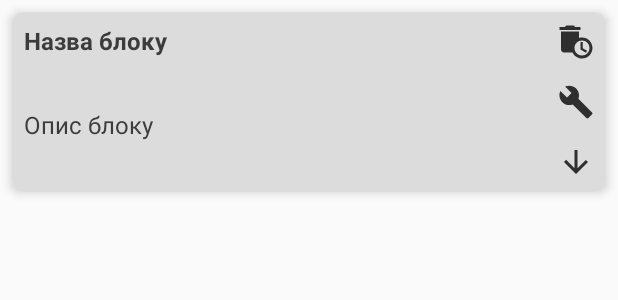
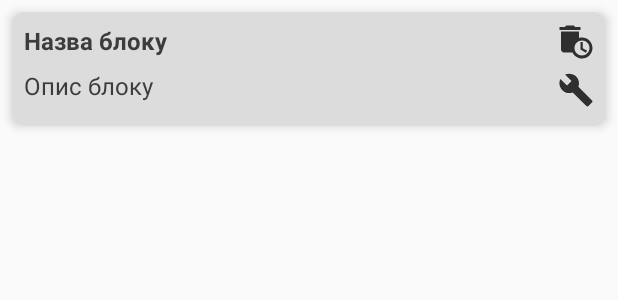
Before and after one commit to dygogive/GymLog, an Android app: the layout item_training_block.xml on its own in the app's theme, with its tools: preview values and no code run, on a phone screen of 412 x 824 dp. Shown: the top 300 px of the screen. Run offline under Robolectric (Android 15) with nearby library versions, the phone set to English and light mode, and no system bars.

Commit message:
Initial commit

```diff
--- a/app/src/main/java/com/example/gymlog/ui/exercise2/activities/ExerciseManagementActivity.java
+++ b/app/src/main/java/com/example/gymlog/ui/exercise2/activities/ExerciseManagementActivity.java
@@ -7,6 +7,7 @@ import androidx.appcompat.app.AppCompatActivity;
 
 import com.example.gymlog.R;
 import com.example.gymlog.data.db.ExerciseDAO;
+import com.example.gymlog.ui.exercise2.dialogs.DialogForExerciseEdit;
 import com.example.gymlog.ui.exercise2.factories.DefaultExercisesFactory;
 import com.example.gymlog.ui.exercise2.fragments.AttributeListFragment;
 import com.google.android.material.floatingactionbutton.FloatingActionButton;
@@ -38,11 +39,11 @@ public class ExerciseManagementActivity extends AppCompatActivity {
         FloatingActionButton fabAddExercise = findViewById(R.id.fab_add_exercise);
         fabAddExercise.setOnClickListener(view -> openAddExerciseDialog());
 
-        exerciseDAO.logAllExercises();
+        //exerciseDAO.logAllExercises();
     }
 
     private void openAddExerciseDialog() {
-        ui.exercise2.dialogs.ExerciseDialog dialog = new ui.exercise2.dialogs.ExerciseDialog(this, () -> {
+        DialogForExerciseEdit dialog = new DialogForExerciseEdit(this, () -> {
             // Оновлення UI після збереження вправи
             refreshFragment();
         });
--- a/app/src/main/java/com/example/gymlog/ui/exercise2/adapters/ExerciseAdapter.java
+++ b/app/src/main/java/com/example/gymlog/ui/exercise2/adapters/ExerciseAdapter.java
@@ -100,9 +100,9 @@ public class ExerciseAdapter extends RecyclerView.Adapter<ExerciseAdapter.Exerci
 
         public ExerciseViewHolder(@NonNull View itemView) {
             super(itemView);
-            exerciseName = itemView.findViewById(R.id.textViewExerciseName);
+            exerciseName = itemView.findViewById(R.id.nameExercise);
             exerciseDetails = itemView.findViewById(R.id.textViewExerciseDetails);
-            editButton = itemView.findViewById(R.id.buttonEditExercise);
+            editButton = itemView.findViewById(R.id.buttonInfo);
             expandButton = itemView.findViewById(R.id.buttonExpandDetails); // Кнопка розширення
         }
 
--- a/app/src/main/java/com/example/gymlog/ui/exercise2/fragments/ExercisesFragment.java
+++ b/app/src/main/java/com/example/gymlog/ui/exercise2/fragments/ExercisesFragment.java
@@ -25,6 +25,7 @@ import com.example.gymlog.data.exercise.Exercise;
 import com.example.gymlog.data.exercise.Motion;
 import com.example.gymlog.data.exercise.MuscleGroup;
 import com.example.gymlog.ui.exercise2.adapters.ExerciseAdapter;
+import com.example.gymlog.ui.exercise2.dialogs.DialogForExerciseEdit;
 import com.example.gymlog.ui.exercise2.factories.DefaultExercisesFactory;
 
 import java.util.List;
@@ -159,7 +160,7 @@ public class ExercisesFragment extends Fragment {
 
 
     private void openExerciseDialog(@Nullable Exercise exercise) {
-        ui.exercise2.dialogs.ExerciseDialog dialog = new ui.exercise2.dialogs.ExerciseDialog(getContext(), () -> {
+        DialogForExerciseEdit dialog = new DialogForExerciseEdit(getContext(), () -> {
             refreshExerciseList(); // Оновлення списку після збереження
         });
 
--- a/app/src/main/java/com/example/gymlog/ui/plan/TrainingBlocksActivity.java
+++ b/app/src/main/java/com/example/gymlog/ui/plan/TrainingBlocksActivity.java
@@ -53,7 +53,11 @@ public class TrainingBlocksActivity extends AppCompatActivity {
         // Налаштування RecyclerView
         recyclerViewTrainingBlocks.setLayoutManager(new LinearLayoutManager(this));
         trainingBlocks = new ArrayList<>();
-        trainingBlockAdapter = new TrainingBlockAdapter(trainingBlocks, planManagerDAO, new TrainingBlockAdapter.OnTrainingBlockClickListener() {
+        trainingBlockAdapter = new TrainingBlockAdapter(
+                TrainingBlocksActivity.this,
+                trainingBlocks,
+                planManagerDAO,
+                new TrainingBlockAdapter.OnTrainingBlockClickListener() {
             @Override
             public void onBlockClick(TrainingBlock block) {
                 // Логіка відкриття блоку для редагування
--- /dev/null
+++ b/app/src/main/res/drawable/get_info.xml
@@ -0,0 +1,5 @@
+<vector xmlns:android="http://schemas.android.com/apk/res/android" android:autoMirrored="true" android:height="24dp" android:tint="#000000" android:viewportHeight="960" android:viewportWidth="960" android:width="24dp">
+
+    <path android:fillColor="@android:color/white" android:pathData="M480,280Q497,280 508.5,268.5Q520,257 520,240Q520,223 508.5,211.5Q497,200 480,200Q463,200 451.5,211.5Q440,223 440,240Q440,257 451.5,268.5Q463,280 480,280ZM440,600L520,600L520,360L440,360L440,600ZM80,880L80,80L880,80L880,720L240,720L80,880ZM206,640L800,640L800,160L160,160L160,685L206,640ZM160,640L160,640L160,160L160,160L160,640Z"/>
+
+</vector>
--- a/app/src/main/res/layout/item_training_block.xml
+++ b/app/src/main/res/layout/item_training_block.xml
@@ -39,7 +39,6 @@
             android:text="Опис блоку"
             android:textColor="@color/text_color"
             android:textSize="16sp"
-            app:layout_constraintBottom_toBottomOf="@+id/buttonExpand"
             app:layout_constraintEnd_toEndOf="@+id/textViewBlockName"
             app:layout_constraintStart_toStartOf="parent"
             app:layout_constraintTop_toBottomOf="@id/textViewBlockName" />
@@ -49,16 +48,21 @@
         <!-- Кнопка видалення блоку -->
 
         <!-- Кнопка розгортання списку вправ -->
+
         <ImageButton
             android:id="@+id/buttonEditBlock"
             android:layout_width="wrap_content"
             android:layout_height="wrap_content"
-            android:layout_marginTop="16dp"
+            android:layout_marginTop="8dp"
             android:layout_marginEnd="8dp"
             android:background="@android:color/transparent"
             android:src="@drawable/ic_edit"
+            app:layout_constraintBottom_toBottomOf="parent"
             app:layout_constraintEnd_toEndOf="parent"
+            app:layout_constraintHorizontal_bias="1.0"
+            app:layout_constraintStart_toStartOf="@+id/buttonDeleteBlock"
             app:layout_constraintTop_toBottomOf="@+id/buttonDeleteBlock"
+            app:layout_constraintVertical_bias="0.0"
             app:tint="@color/primary" />
 
         <ImageButton
@@ -73,29 +77,19 @@
             app:layout_constraintTop_toTopOf="parent"
             app:tint="@color/primary" />
 
-        <ImageButton
-            android:id="@+id/buttonExpand"
-            android:layout_width="wrap_content"
-            android:layout_height="wrap_content"
-            android:layout_marginTop="16dp"
-            android:layout_marginEnd="8dp"
-            android:background="@android:color/transparent"
-            android:src="@drawable/ic_expand"
-            app:layout_constraintEnd_toEndOf="parent"
-            app:layout_constraintTop_toBottomOf="@+id/buttonEditBlock"
-            app:tint="@color/primary" />
-
         <!-- Список вправ -->
         <androidx.recyclerview.widget.RecyclerView
             android:id="@+id/recyclerViewExercises"
             android:layout_width="0dp"
             android:layout_height="wrap_content"
+            android:layout_marginTop="8dp"
             android:layout_marginBottom="8dp"
             android:visibility="visible"
             app:layout_constraintBottom_toBottomOf="parent"
             app:layout_constraintEnd_toEndOf="parent"
+            app:layout_constraintHorizontal_bias="1.0"
             app:layout_constraintStart_toStartOf="parent"
-            app:layout_constraintTop_toBottomOf="@+id/buttonExpand" />
+            app:layout_constraintTop_toBottomOf="@+id/textViewBlockDescription" />
 
     </androidx.constraintlayout.widget.ConstraintLayout>
 
```
Also changed, not shown: app/src/main/java/com/example/gymlog/ui/exercise2/dialogs/DialogForExerciseEdit.java (renamed from app/src/main/java/com/example/gymlog/ui/exercise2/dialogs/ExerciseDialog.java, +6 -6 lines), app/src/main/java/com/example/gymlog/ui/plan/AdapterExercisesTrainingBlock.java (added, +81 -0 lines), app/src/main/java/com/example/gymlog/ui/plan/TrainingBlockAdapter.java (+30 -33 lines), app/src/main/res/layout/item_exercise.xml (+9 -9 lines), app/src/main/res/layout/item_exercise_for_training_block.xml (added, +39 -0 lines).
